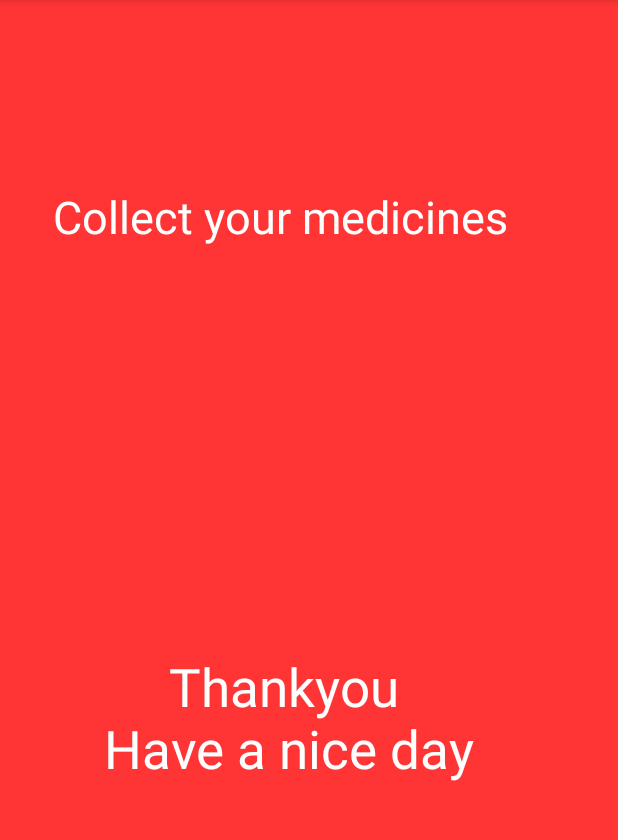
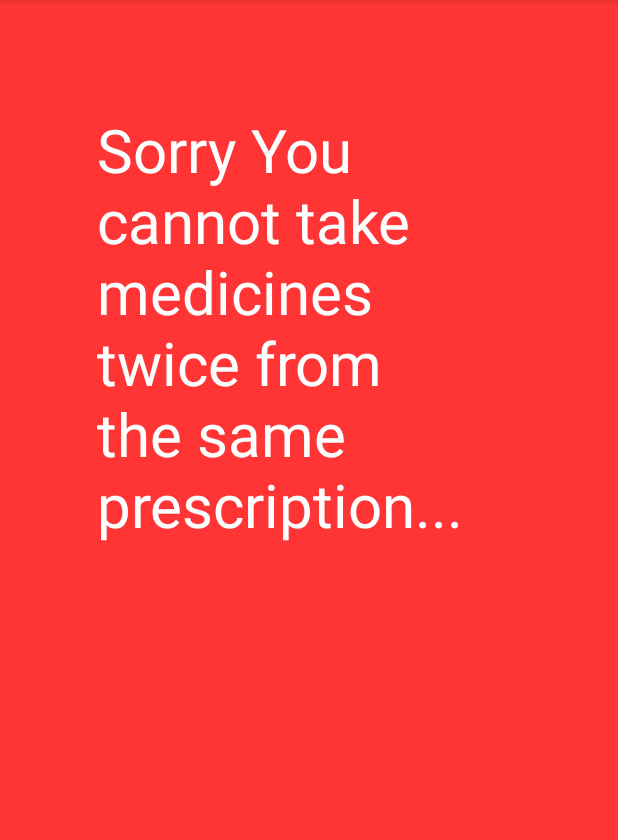
Before and after one commit to Polkaverse/VISION-X, an Android app: the ThirteenthActivity screen opened directly, with no data from a screen before it, on a phone screen of 412 x 824 dp, the part 84-924 px from its top. Run offline under Robolectric (Android 15) with nearby library versions, the phone set to English and light mode, and no system bars.

Commit message:
NO part complition.

```diff
--- a/app/src/main/AndroidManifest.xml
+++ b/app/src/main/AndroidManifest.xml
@@ -31,7 +31,8 @@
         <activity android:name=".NinthActivity" />
         <activity android:name=".TenthActivity" />
         <activity android:name=".EleventhActivity" />
-        <activity android:name=".TwelthActivity"></activity>
+        <activity android:name=".TwelthActivity" />
+        <activity android:name=".ThirteenthActivity"></activity>
     </application>
 
 </manifest>
--- a/app/src/main/java/com/example/pankajchaudhary/vision_x/TenthActivity.java
+++ b/app/src/main/java/com/example/pankajchaudhary/vision_x/TenthActivity.java
@@ -51,6 +51,7 @@ public class TenthActivity extends AppCompatActivity {
                     command2 = "b";
                     command3 = "c";
                     command4 = "e";
+
                     try {
                         tct.setText("Processing... please wait");
 
@@ -58,6 +59,7 @@ public class TenthActivity extends AppCompatActivity {
                         outputStream.write(command2.getBytes());
                         outputStream.write(command3.getBytes());
                         outputStream.write(command4.getBytes());
+                        outputStream.write(command1.getBytes());
                         z=z+1;
                         timer=new Timer();
                         timer.schedule(new TimerTask() {
--- a/app/src/main/java/com/example/pankajchaudhary/vision_x/TwelthActivity.java
+++ b/app/src/main/java/com/example/pankajchaudhary/vision_x/ThirteenthActivity.java
@@ -7,19 +7,20 @@ import android.os.Bundle;
 import java.util.Timer;
 import java.util.TimerTask;
 
-public class TwelthActivity extends AppCompatActivity {
+public class ThirteenthActivity extends AppCompatActivity {
     Timer timer;
 
     @Override
     protected void onCreate(Bundle savedInstanceState) {
         super.onCreate(savedInstanceState);
-        setContentView(R.layout.activity_twelth);
+        setContentView(R.layout.activity_thirteenth);
+
 
         timer =new Timer();
         timer.schedule(new TimerTask() {
             @Override
             public void run() {
-                Intent in=new Intent(TwelthActivity.this,MainActivity.class);
+                Intent in=new Intent(ThirteenthActivity.this,MainActivity.class);
                 startActivity(in);
                 finish();
 
--- a/app/src/main/res/layout/activity_fifth.xml
+++ b/app/src/main/res/layout/activity_fifth.xml
@@ -47,9 +47,9 @@
         android:background="#FF3535  "
         app:layout_constraintBottom_toBottomOf="parent"
         app:layout_constraintEnd_toEndOf="parent"
-        app:layout_constraintHorizontal_bias="0.878"
+        app:layout_constraintHorizontal_bias="0.91"
         app:layout_constraintStart_toStartOf="parent"
         app:layout_constraintTop_toTopOf="parent"
-        app:layout_constraintVertical_bias="0.982" />
+        app:layout_constraintVertical_bias="1.0" />
 
 </android.support.constraint.ConstraintLayout>
--- a/app/src/main/res/layout/activity_ninth.xml
+++ b/app/src/main/res/layout/activity_ninth.xml
@@ -47,9 +47,9 @@
         android:background="#FF3535  "
         app:layout_constraintBottom_toBottomOf="parent"
         app:layout_constraintEnd_toEndOf="parent"
-        app:layout_constraintHorizontal_bias="0.878"
+        app:layout_constraintHorizontal_bias="0.888"
         app:layout_constraintStart_toStartOf="parent"
         app:layout_constraintTop_toTopOf="parent"
-        app:layout_constraintVertical_bias="0.982" />
+        app:layout_constraintVertical_bias="1.0" />
 
 </android.support.constraint.ConstraintLayout>
--- /dev/null
+++ b/app/src/main/res/layout/activity_thirteenth.xml
@@ -0,0 +1,26 @@
+<?xml version="1.0" encoding="utf-8"?>
+<android.support.constraint.ConstraintLayout xmlns:android="http://schemas.android.com/apk/res/android"
+    xmlns:app="http://schemas.android.com/apk/res-auto"
+    xmlns:tools="http://schemas.android.com/tools"
+    android:layout_width="match_parent"
+    android:layout_height="match_parent"
+    android:background="#FF3535  "
+    tools:context="com.example.pankajchaudhary.vision_x.ThirteenthActivity">
+
+    <TextView
+        android:id="@+id/textView24"
+        android:layout_width="283dp"
+        android:layout_height="354dp"
+        android:layout_marginBottom="8dp"
+        android:layout_marginEnd="8dp"
+        android:layout_marginStart="8dp"
+        android:layout_marginTop="8dp"
+        android:text="Sorry You cannot take medicines twice from the same prescription..."
+        android:textColor="#FDFEFE  "
+        android:textSize="40dp"
+        app:layout_constraintBottom_toBottomOf="parent"
+        app:layout_constraintEnd_toEndOf="parent"
+        app:layout_constraintStart_toStartOf="parent"
+        app:layout_constraintTop_toTopOf="parent"
+        app:layout_constraintVertical_bias="0.163" />
+</android.support.constraint.ConstraintLayout>
```
Also changed, not shown: app/src/main/java/com/example/pankajchaudhary/vision_x/FifthActivity.java (+16 -1 lines), app/src/main/java/com/example/pankajchaudhary/vision_x/NinthActivity.java (+14 -0 lines), app/src/main/java/com/example/pankajchaudhary/vision_x/ThirdActivity.java (+21 -5 lines).
